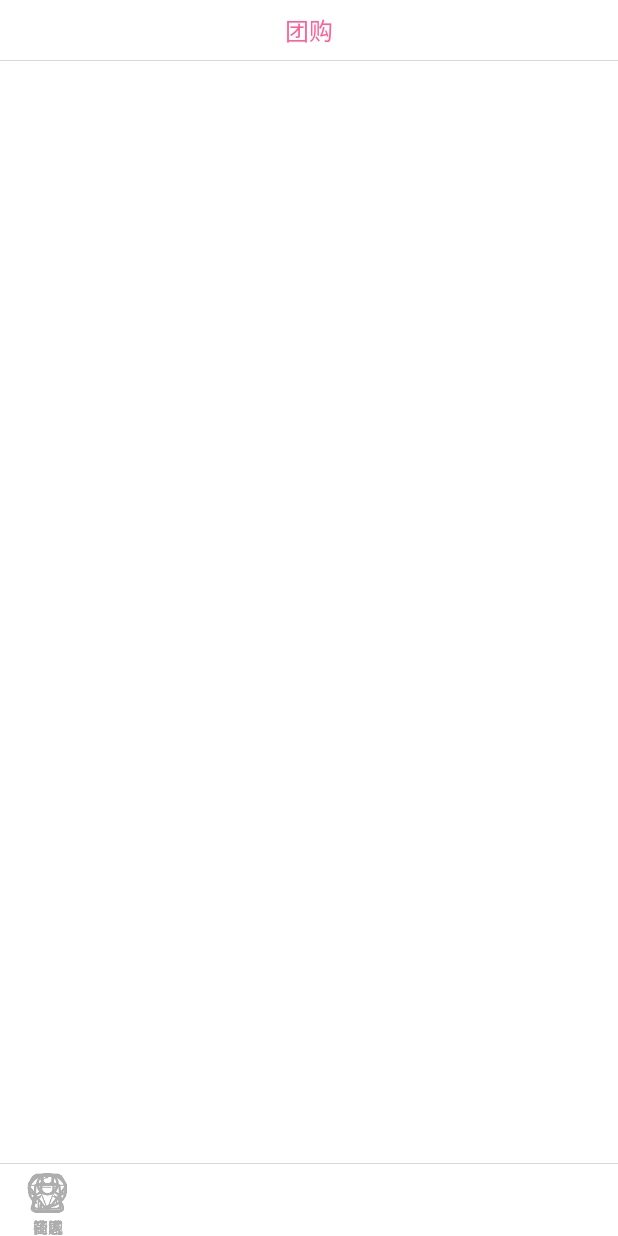
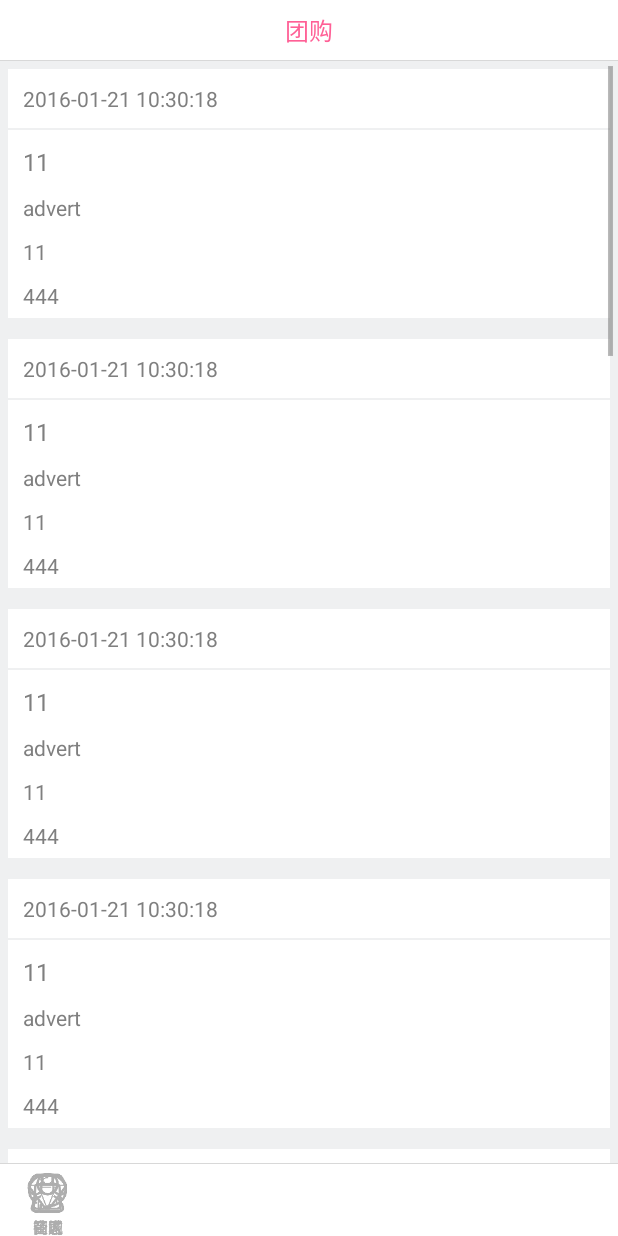
Before and after one commit to fanzhengchen/Temporay, an Android app: the fragment GroupInfoFrg placed in its activity, on a phone screen of 412 x 824 dp. Run offline under Robolectric (Android 15) with nearby library versions, the phone set to English and light mode, and no system bars; our stand-ins replace ButterKnife; libraries missing offline, so code that uses them is left out: com.nostra13.universalimageloader, in.srain.cube; plain views replace PtrFrameLayout; pictures from the network do not load; 14 statements that could not run were skipped.

Commit message:
create ptrListViewFrg

```diff
--- a/app/src/main/java/com/hcb/jingle/GlobalConsts.java
+++ b/app/src/main/java/com/hcb/jingle/GlobalConsts.java
@@ -23,6 +23,7 @@ public class GlobalConsts {
     private static final String WX_SECRET_RELEASE = "waitToBeAdd";
     public static final String WX_ID = DEBUG ? WX_ID_DEBUG : WX_ID_RELEASE;
     public static final String WX_SECRET = DEBUG ? WX_SECRET_DEBUG : WX_SECRET_RELEASE;
+    public static final String DATE_FORMATE = "yyyy-MM-dd HH:mm:ss";
 
     //------------------QQ授权-------------------
     public static final String QQ_ID = "1105117308";
--- a/app/src/main/java/com/hcb/jingle/adapter/GroupInfoAdapter.java
+++ b/app/src/main/java/com/hcb/jingle/adapter/GroupInfoAdapter.java
@@ -5,10 +5,17 @@ import android.content.Context;
 import android.view.LayoutInflater;
 import android.view.View;
 import android.view.ViewGroup;
+import android.widget.AbsListView;
+import android.widget.TextView;
 
+import com.hcb.jingle.R;
 import com.hcb.jingle.bean.GroupInfo;
+import com.hcb.jingle.util.FormatUtil;
 
 import java.util.ArrayList;
+
+import butterknife.Bind;
+import butterknife.ButterKnife;
 
 /**
  * Created by Administrator on 2016/1/20.
@@ -17,6 +24,7 @@ public class GroupInfoAdapter extends AbsFitAdapter {
     private ArrayList<GroupInfo> data;
     private Activity activity;
     private LayoutInflater inflater;
+    private int cellHeight = FormatUtil.pixOfDip(180);
 
     public GroupInfoAdapter(Activity activity, ArrayList<GroupInfo> data) {
         this.activity = activity;
@@ -30,7 +38,44 @@ public class GroupInfoAdapter extends AbsFitAdapter {
     }
 
     @Override
-    public View getView(int position, View convertView, ViewGroup parent) {
-        return null;
+    public View getView(int position, View view, ViewGroup parent) {
+        ViewHolder holder = null;
+        if (view == null) {
+            view = View.inflate(parent.getContext(), R.layout.cell_group_info, null);
+            view.setLayoutParams(new AbsListView.LayoutParams(
+                    ViewGroup.LayoutParams.MATCH_PARENT, cellHeight));
+            holder = new ViewHolder(view);
+        } else {
+            holder = (ViewHolder) view.getTag();
+        }
+        holder.fill(data.get(position));
+        return view;
+    }
+
+    class ViewHolder {
+        @Bind(R.id.cell_group_info_goods_amount)
+        TextView amount;
+        @Bind(R.id.cell_group_info_goods_name)
+        TextView name;
+        @Bind(R.id.cell_group_info_size)
+        TextView size;
+        @Bind(R.id.cell_group_info_status)
+        TextView status;
+        @Bind(R.id.cell_group_info_time)
+        TextView time;
+
+        public ViewHolder(View view) {
+            ButterKnife.bind(this, view);
+            view.setTag(this);
+        }
+
+        public void fill(GroupInfo info) {
+            time.setText(info.getTime());
+            name.setText(info.getGoodsName());
+            size.setText(info.getGoodsSize());
+            status.setText(info.getGoodsSize());
+            amount.setText(info.getGoodsAmount());
+        }
+
     }
 }
--- a/app/src/main/java/com/hcb/jingle/bean/GroupInfo.java
+++ b/app/src/main/java/com/hcb/jingle/bean/GroupInfo.java
@@ -8,6 +8,15 @@ public class GroupInfo {
     private String goodsName;
     private String goodsSize;
     private String goodsAmount;
+    private String time;
+
+    public String getTime() {
+        return time;
+    }
+
+    public void setTime(String time) {
+        this.time = time;
+    }
 
     public String getGroupStatus() {
         return groupStatus;
--- /dev/null
+++ b/app/src/main/java/com/hcb/jingle/frg/PtrListViewFrg.java
@@ -0,0 +1,50 @@
+package com.hcb.jingle.frg;
+
+import android.os.Bundle;
+import android.support.annotation.Nullable;
+import android.view.LayoutInflater;
+import android.view.View;
+import android.view.ViewGroup;
+import android.widget.ListView;
+
+import com.hcb.jingle.R;
+
+import butterknife.Bind;
+import butterknife.ButterKnife;
+import in.srain.cube.views.ptr.PtrDefaultHandler;
+import in.srain.cube.views.ptr.PtrFrameLayout;
+import in.srain.cube.views.ptr.PtrHandler;
+
+/**
+ * Created by Administrator on 2016/1/21.
+ */
+public class PtrListViewFrg extends TitleFragment {
+
+    @Bind(R.id.list_view)
+    protected ListView listView;
+    @Bind(R.id.ptrFrameLayout)
+    protected PtrFrameLayout ptrFrameLayout;
+
+    @Nullable
+    @Override
+    public View onCreateView(LayoutInflater inflater, ViewGroup container, Bundle savedInstanceState) {
+        rootView = inflater.inflate(R.layout.frg_list_view, container, false);
+        ButterKnife.bind(this, rootView);
+        return rootView;
+    }
+
+    protected void setUpPtr() {
+        ptrFrameLayout.setPtrHandler(new PtrHandler() {
+            @Override
+            public boolean checkCanDoRefresh(PtrFrameLayout frame, View content, View header) {
+                return PtrDefaultHandler.checkContentCanBePulledDown(frame, content, header);
+            }
+
+            @Override
+            public void onRefreshBegin(PtrFrameLayout frame) {
+                ptrFrameLayout.refreshComplete();
+            }
+        });
+    }
+
+}
--- a/app/src/main/java/com/hcb/jingle/frg/personal/GroupInfoFrg.java
+++ b/app/src/main/java/com/hcb/jingle/frg/personal/GroupInfoFrg.java
@@ -8,17 +8,31 @@ import android.view.ViewGroup;
 import android.widget.ListView;
 
 import com.hcb.jingle.R;
+import com.hcb.jingle.adapter.GroupInfoAdapter;
+import com.hcb.jingle.bean.GroupInfo;
+import com.hcb.jingle.frg.PtrListViewFrg;
 import com.hcb.jingle.frg.TitleFragment;
+import com.hcb.jingle.util.TimeUtil;
+
+import java.lang.ref.PhantomReference;
+import java.util.ArrayList;
 
 import butterknife.Bind;
+import butterknife.ButterKnife;
+import in.srain.cube.views.ptr.PtrDefaultHandler;
+import in.srain.cube.views.ptr.PtrFrameLayout;
+import in.srain.cube.views.ptr.PtrHandler;
 
 /**
  * Created by Administrator on 2016/1/20.
  */
-public class GroupInfoFrg extends TitleFragment {
+public class GroupInfoFrg extends PtrListViewFrg {
 
+    private GroupInfoAdapter adapter = null;
     @Bind(R.id.list_view)
     ListView listView;
+    @Bind(R.id.ptrFrameLayout)
+    PtrFrameLayout ptrFrameLayout;
 
     @Override
     public int getTitleId() {
@@ -28,7 +42,27 @@ public class GroupInfoFrg extends TitleFragment {
     @Nullable
     @Override
     public View onCreateView(LayoutInflater inflater, ViewGroup container, Bundle savedInstanceState) {
-        rootView = inflater.inflate(R.layout.frg_list_view, container, false);
+        rootView = super.onCreateView(inflater, container, savedInstanceState);
+        super.setUpPtr();
+        listView.setDividerHeight(0);
+        loadData();
         return rootView;
     }
+
+    private void loadData() {
+        ArrayList<GroupInfo> data = new ArrayList<>();
+        for (int i = 0; i < 15; ++i) {
+            GroupInfo info = new GroupInfo();
+            info.setTime(TimeUtil.getCurrentTime());
+            info.setGoodsAmount("444");
+            info.setGoodsSize("11");
+            info.setGoodsName("advert");
+            info.setGroupStatus("success");
+            data.add(info);
+        }
+        adapter = new GroupInfoAdapter(getActivity(), data);
+        listView.setAdapter(adapter);
+    }
+
+
 }
--- a/app/src/main/java/com/hcb/jingle/util/TimeUtil.java
+++ b/app/src/main/java/com/hcb/jingle/util/TimeUtil.java
@@ -1,5 +1,8 @@
 package com.hcb.jingle.util;
 
+import com.hcb.jingle.GlobalConsts;
+
+import java.text.SimpleDateFormat;
 import java.util.Calendar;
 import java.util.Date;
 import java.util.TimeZone;
@@ -88,4 +91,19 @@ public class TimeUtil {
         return null != date && date.startsWith(FormatUtil.getDateString(FormatUtil.DATE_FORMAT));
     }
 
+    public static String getCurrentTime() {
+        SimpleDateFormat simpleDateFormat = new SimpleDateFormat(GlobalConsts.DATE_FORMATE);
+        return simpleDateFormat.format(new Date());
+    }
+
+    public static int getCurrentHour() {
+        SimpleDateFormat simpleDateFormat = new SimpleDateFormat("yyyy-MM-dd HH:mm:ss");
+        Calendar calendar = simpleDateFormat.getCalendar();
+        return calendar.get(Calendar.HOUR_OF_DAY);
+    }
+
+    public static String convertToData(long millis) {
+        SimpleDateFormat simpleDateFormat = new SimpleDateFormat("yyyy-MM-dd HH:mm:ss");
+        return simpleDateFormat.format(new Date(millis));
+    }
 }
--- /dev/null
+++ b/app/src/main/res/layout/cell_group_info.xml
@@ -0,0 +1,73 @@
+<?xml version="1.0" encoding="utf-8"?>
+<LinearLayout xmlns:android="http://schemas.android.com/apk/res/android"
+    android:layout_width="match_parent"
+    android:layout_height="wrap_content"
+    android:background="@color/bg_gray_color"
+    android:orientation="vertical">
+
+    <LinearLayout
+        android:layout_width="match_parent"
+        android:layout_height="wrap_content"
+        android:layout_margin="5dp"
+        android:background="@color/white"
+        android:orientation="vertical">
+
+        <LinearLayout
+            android:layout_width="match_parent"
+            android:layout_height="wrap_content"
+            android:padding="10dp">
+
+            <TextView
+                android:id="@+id/cell_group_info_time"
+                android:layout_width="wrap_content"
+                android:layout_height="wrap_content"
+                android:layout_gravity="center_vertical"
+                android:text="1988-08-28 88:99:12"
+                android:textColor="@color/txt_lvl_3"
+                android:textSize="@dimen/txt_size_3" />
+
+        </LinearLayout>
+
+        <include layout="@layout/under_line" />
+
+        <TextView
+            android:id="@+id/cell_group_info_status"
+            android:layout_width="wrap_content"
+            android:layout_height="wrap_content"
+            android:layout_margin="10dp"
+            android:text="@string/group_status"
+            android:textColor="@color/txt_lvl_3"
+            android:textSize="@dimen/txt_size_2" />
+
+
+        <TextView
+            android:id="@+id/cell_group_info_goods_name"
+            android:layout_width="wrap_content"
+            android:layout_height="wrap_content"
+            android:layout_marginLeft="10dp"
+            android:text="@string/goods_name"
+            android:textColor="@color/txt_lvl_3"
+            android:textSize="@dimen/txt_size_3" />
+
+        <TextView
+            android:id="@+id/cell_group_info_size"
+            android:layout_width="wrap_content"
+            android:layout_height="wrap_content"
+            android:layout_marginLeft="10dp"
+            android:layout_marginTop="10dp"
+            android:text="@string/goods_size"
+            android:textColor="@color/txt_lvl_3"
+            android:textSize="@dimen/txt_size_3" />
+
+        <TextView
+            android:id="@+id/cell_group_info_goods_amount"
+            android:layout_width="wrap_content"
+            android:layout_height="wrap_content"
+            android:layout_marginBottom="5dp"
+            android:layout_marginLeft="10dp"
+            android:layout_marginTop="10dp"
+            android:text="@string/goods_amount"
+            android:textColor="@color/txt_lvl_3"
+            android:textSize="@dimen/txt_size_3" />
+    </LinearLayout>
+</LinearLayout>
--- a/app/src/main/res/layout/frg_balance.xml
+++ /dev/null
@@ -1,6 +0,0 @@
-<?xml version="1.0" encoding="utf-8"?>
-<LinearLayout xmlns:android="http://schemas.android.com/apk/res/android"
-    android:orientation="vertical" android:layout_width="match_parent"
-    android:layout_height="match_parent">
-
-</LinearLayout>
--- a/app/src/main/res/layout/frg_list_view.xml
+++ b/app/src/main/res/layout/frg_list_view.xml
@@ -5,9 +5,10 @@
     android:orientation="vertical">
 
     <in.srain.cube.views.ptr.PtrFrameLayout
+        android:id="@+id/ptrFrameLayout"
         android:layout_width="match_parent"
         android:layout_height="match_parent"
-        android:id="@+id/ptrFrameLayout">
+        android:background="@color/bg_gray_color">
 
         <Space
             android:layout_width="match_parent"
--- a/app/src/main/res/layout/frg_setting.xml
+++ b/app/src/main/res/layout/frg_setting.xml
@@ -33,6 +33,7 @@
         android:textSize="@dimen/txt_size_3" />
 
     <com.hcb.jingle.widget.RCTextView
+        android:id="@+id/frg_setting_logout"
         android:layout_width="match_parent"
         android:layout_height="50dp"
         android:layout_marginLeft="20dp"
--- a/app/src/main/res/values/strings.xml
+++ b/app/src/main/res/values/strings.xml
@@ -47,17 +47,19 @@
     <string name="imageGallery">相册</string>
     <string name="takePhoto">拍照</string>
     <string name="done">完成</string>
-    <string name="version">版本信息</string>
+    <string name="version">版本</string>
+    <string name="version_number">版本号</string>
     <string name="logout">退出登录</string>
     <string name="wchat_pay">微信支付</string>
     <string name="ali_pay">支付宝支付</string>
     <string name="share">分享</string>
     <string name="about_app">关于万事叮当</string>
 
-
     <string name="share_title">万事叮当--让你遇见更好的自己</string>
     <string name="share_content">万事叮当是一款快速团购APP</string>
     <string name="goods_name">商品名称</string>
+    <string name="goods_size">商品规格</string>
+    <string name="goods_amount">商品数量</string>
 
     <string name="add_image">添加图片</string>
     <string name="add_new_address">添加新地址</string>
@@ -75,10 +77,11 @@
     <string name="RMB">¥</string>
     <string name="pending">待处理</string>
     <string name="version_info">版本信息</string>
+    <string name="software_name">软件名称</string>
     <string name="exit">退出</string>
 
 
-
+    <string name="group_status">拼团状态</string>
     <string name="merchant_name">商家名称</string>
     <string name="return_goods">退货</string>
     <string name="specification_type">规格类型</string>
```
Also changed, not shown: app/src/main/java/com/hcb/jingle/dialog/ShareDlg.java (added, +7 -0 lines), app/src/main/java/com/hcb/jingle/frg/order/AddressManageFrg.java (+9 -7 lines), app/src/main/java/com/hcb/jingle/frg/personal/AboutAppFrg.java (+37 -1 lines), app/src/main/java/com/hcb/jingle/frg/personal/MyBalanceFRG.java (+4 -24 lines), app/src/main/java/com/hcb/jingle/frg/personal/SettingFrg.java (+22 -0 lines), app/src/main/res/layout/cell_add_new_address.xml (added, +42 -0 lines), app/src/main/res/layout/frg_about_app.xml (added, +83 -0 lines).
